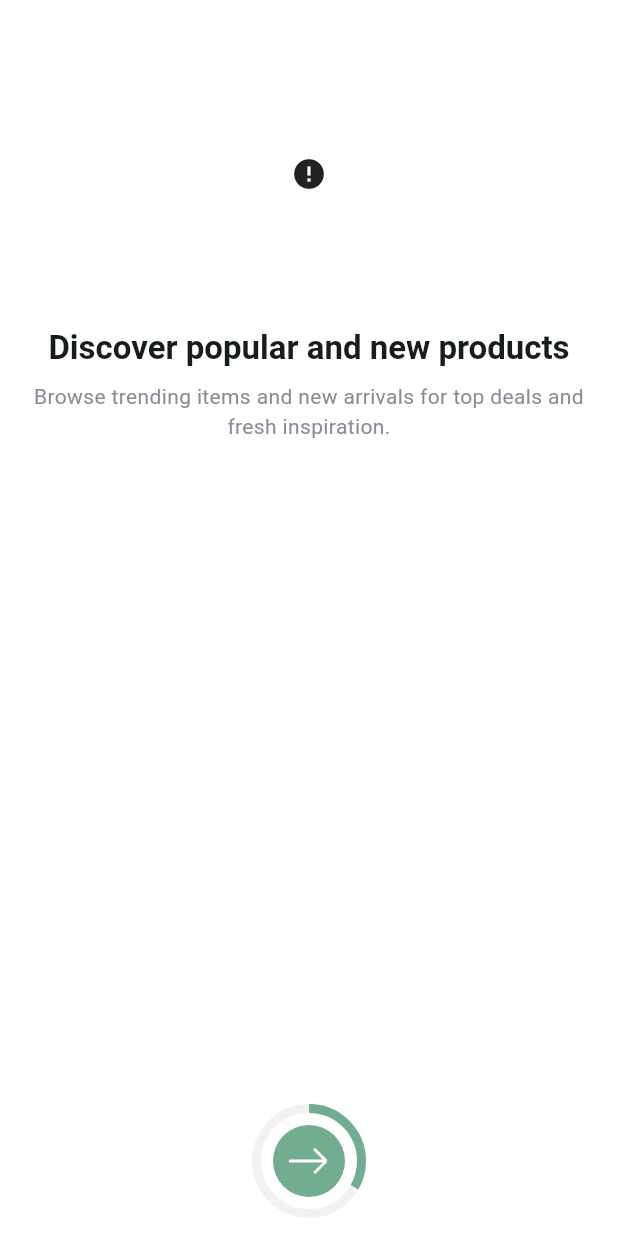
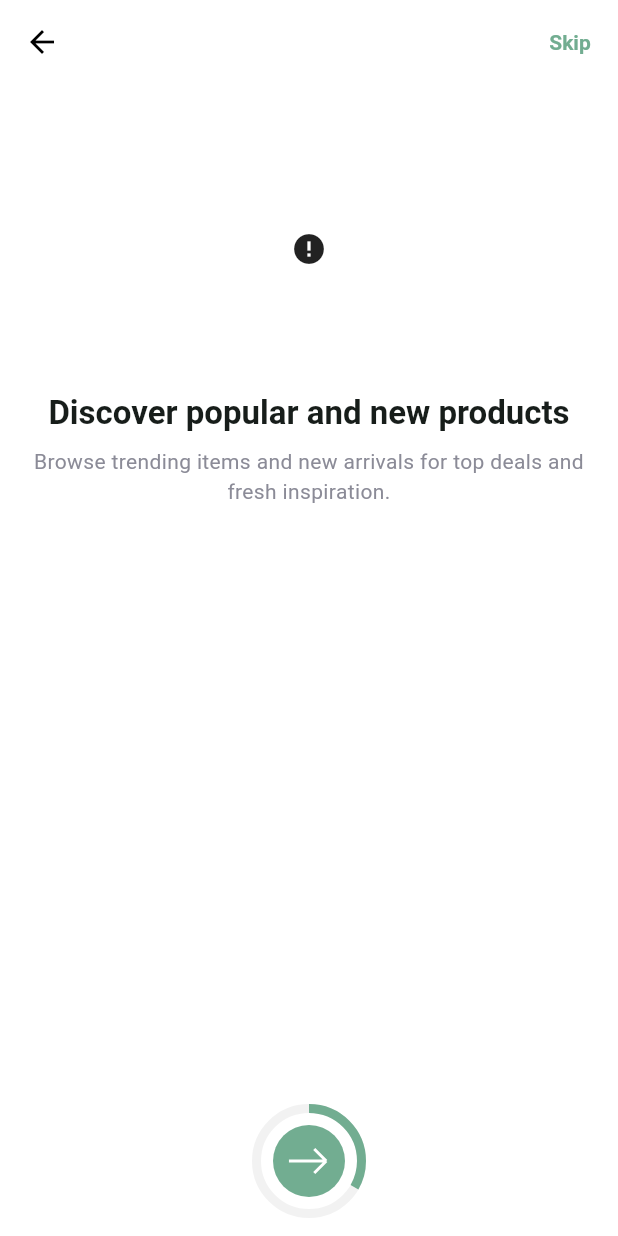
Before and after one commit to LIXINGCHEN-CPP/new_ass, a Flutter app: the screen it shows after launch, on a phone screen of 412 x 824 dp. Run offline on Flutter 3.47's test engine with Material 3 defaults, Android fonts, the phone set to English and light mode, and no system bars; drawn by our look-alikes of cached_network_image; our stand-ins replace carousel_slider, flutter_credit_card, flutter_svg, form_field_validator, image_picker, shared_preferences; accounts and stored records are empty; network calls fail; Roboto replaces fonts that are missing (Gilroy).

Commit message:
Skip: design onboarding page UI layout

```diff
--- a/lib/views/onboarding/onboarding_page.dart
+++ b/lib/views/onboarding/onboarding_page.dart
@@ -54,6 +54,23 @@ class _OnboardingPageState extends State<OnboardingPage> {
   @override
   Widget build(BuildContext context) {
     return Scaffold(
+      // Add AppBar with Skip button in the top right corner
+      appBar: AppBar(
+        backgroundColor: Colors.transparent,
+        elevation: 0,
+        actions: [
+          TextButton(
+            onPressed: _gotoLoginSignUp,
+            child: const Text(
+              'Skip',
+              style: TextStyle(
+                color: AppColors.primary,
+                fontWeight: FontWeight.bold,
+              ),
+            ),
+          ),
+        ],
+      ),
       body: SafeArea(
         child: Column(
           children: [
```
